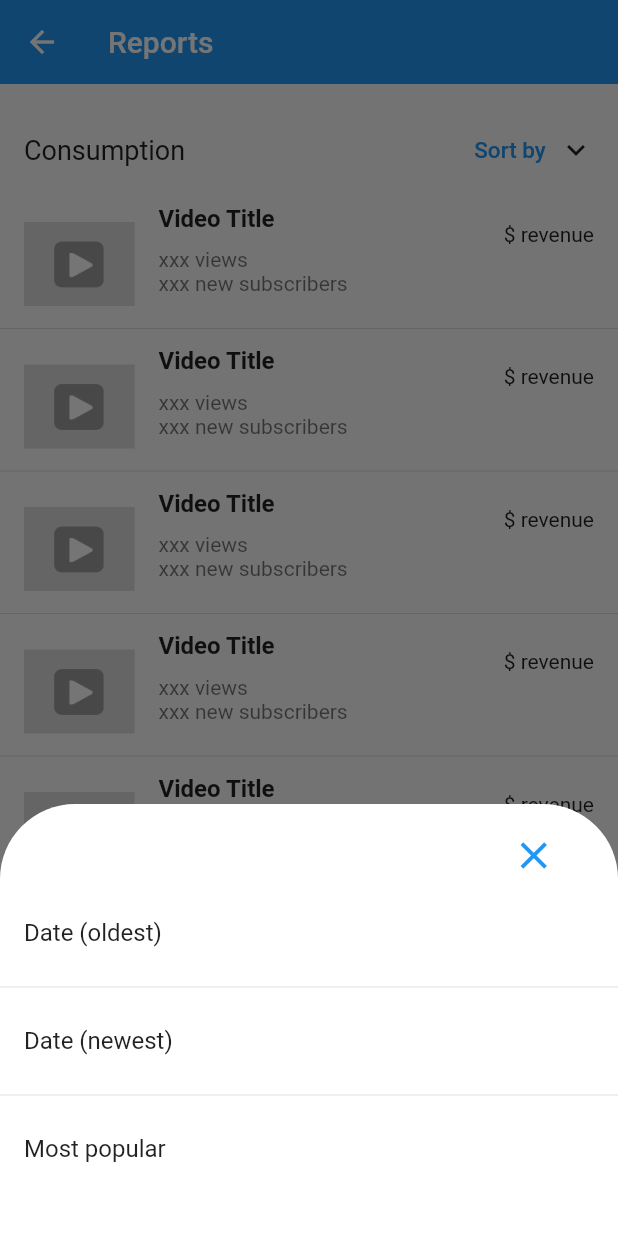
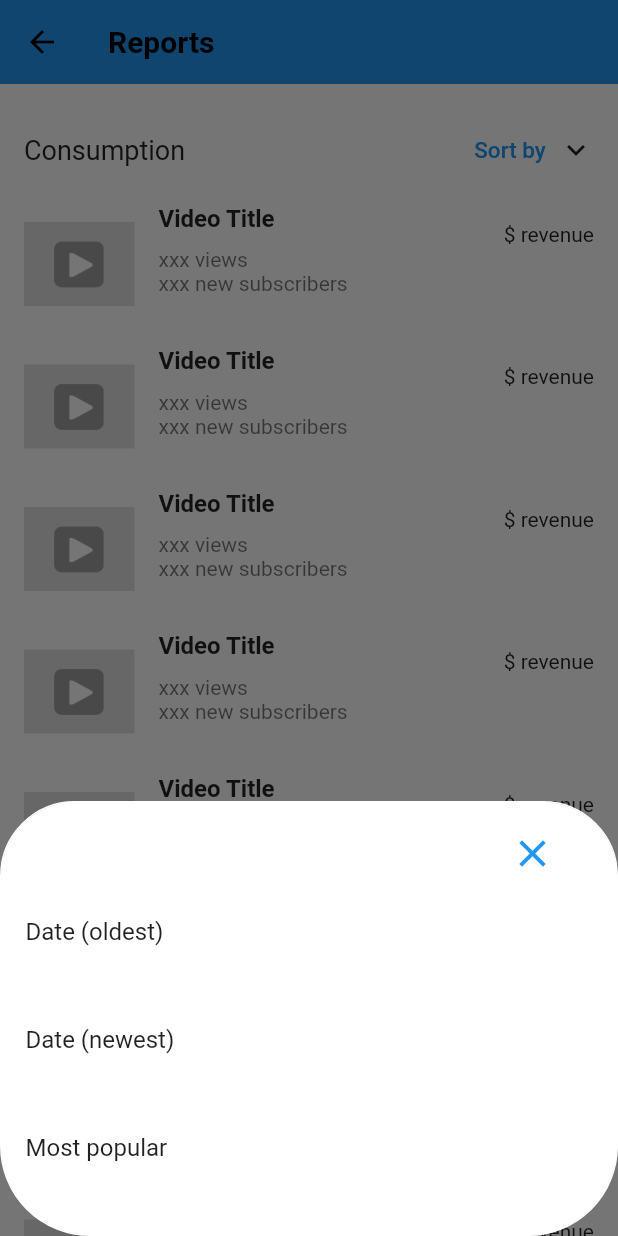
Before and after one commit to jorgepuerta00/flutter_sample, a Flutter app: the ReportPage screen opened directly, after a tap on "Sort by", on a phone screen of 412 x 824 dp. Run offline on Flutter 3.47's test engine with Material 2 defaults, Android fonts, the light colour scheme and no system bars; our stand-ins replace flutter_map, latlong; missing offline and left inert: shared_preferences_web.

Commit message:
added dark theme

```diff
--- a/lib/constants/theme.dart
+++ b/lib/constants/theme.dart
@@ -1,15 +1,41 @@
 import 'package:flutter/material.dart';
 
-var darkTheme = ThemeData.dark();
-var lightTheme = ThemeData.light();
+var lightTheme = ThemeData.light().copyWith(
+    appBarTheme: AppBarTheme(
+        textTheme: TextTheme(
+            headline6: TextStyle(
+                color: Colors.black,
+                fontSize: 20,
+                fontWeight: FontWeight.bold)),
+        iconTheme: IconThemeData(color: Colors.black),
+        actionsIconTheme: IconThemeData(color: Colors.black)),
+    bottomNavigationBarTheme: BottomNavigationBarThemeData(
+      backgroundColor: Colors.white,
+    ),
+    bottomAppBarColor: Colors.white,
+    primaryColor: Colors.white,
+    brightness: Brightness.light,
+    backgroundColor: Colors.white,
+    accentColor: Colors.black,
+    accentIconTheme: IconThemeData(color: Colors.white),
+    dividerColor: Colors.white54,
+    tabBarTheme: TabBarTheme(
+        labelColor: Colors.black, unselectedLabelColor: Colors.grey),
+    scaffoldBackgroundColor: Colors.white);
+
+ThemeData darkTheme = ThemeData.dark().copyWith();
 
 class ThemeChanger extends ChangeNotifier {
   ThemeData _themeData;
   ThemeChanger(this._themeData);
+  bool _isDarkTheme = false;
 
+  get isDarkTheme => _isDarkTheme;
   get getTheme => _themeData;
+
   void setTheme(ThemeData theme) {
     _themeData = theme;
+    _isDarkTheme = !_isDarkTheme;
     notifyListeners();
   }
 }
--- a/lib/ui/pages/media/media_screen.dart
+++ b/lib/ui/pages/media/media_screen.dart
@@ -20,6 +20,7 @@ class MediaPage extends StatelessWidget {
                       child: TabBar(
                         isScrollable: true,
                         indicatorSize: TabBarIndicatorSize.label,
+                        indicatorColor: Colors.transparent,
                         tabs: [
                           Tab(child: CustomText(text: 'Audio', fontSize: 24)),
                           Tab(child: CustomText(text: 'Video', fontSize: 24))
--- a/lib/ui/pages/user/login/login_widget.dart
+++ b/lib/ui/pages/user/login/login_widget.dart
@@ -15,6 +15,7 @@ class LoginWidget extends StatelessWidget {
       child: new Column(
         children: <Widget>[
           CustomIcon(
+              color: Colors.blueAccent,
               iconData: Icons.play_circle_fill,
               size: 50.0,
               padding: EdgeInsets.all(120.0)),
--- a/lib/ui/pages/user/signup/signup_widget.dart
+++ b/lib/ui/pages/user/signup/signup_widget.dart
@@ -16,6 +16,7 @@ class SignUpWidget extends StatelessWidget {
         children: <Widget>[
           CustomIcon(
               iconData: Icons.play_circle_fill,
+              color: Colors.blueAccent,
               size: 50.0,
               padding: EdgeInsets.all(100.0)),
           LabelWidget(
--- a/lib/ui/pages/wallet/reports_screen.dart
+++ b/lib/ui/pages/wallet/reports_screen.dart
@@ -57,8 +57,11 @@ class ReportPage extends StatelessWidget {
             color: Colors.transparent,
             child: new Container(
               decoration: new BoxDecoration(
-                  color: Colors.white,
+                  border: Border.all(color: Colors.white),
+                  color: Theme.of(context).primaryColor,
                   borderRadius: new BorderRadius.only(
+                      bottomRight: const Radius.circular(60.0),
+                      bottomLeft: const Radius.circular(60.0),
                       topLeft: const Radius.circular(50.0),
                       topRight: const Radius.circular(50.0))),
               child: new Wrap(
@@ -87,15 +90,15 @@ class ReportPage extends StatelessWidget {
                             ))
                       ]),
                   new ListTile(
-                    title: Text("Date (oldest)"),
+                    title: CustomText(text: "Date (oldest)"),
                   ),
                   Divider(),
                   new ListTile(
-                    title: Text("Date (newest)"),
+                    title: CustomText(text: "Date (newest)"),
                   ),
                   Divider(),
                   new ListTile(
-                    title: Text("Most popular"),
+                    title: CustomText(text: "Most popular"),
                   ),
                   Container(
                     height: 30,
--- a/lib/ui/widgets/custom_bottom_navigator.dart
+++ b/lib/ui/widgets/custom_bottom_navigator.dart
@@ -9,6 +9,7 @@ class BottomNavigation extends StatelessWidget {
   @override
   Widget build(BuildContext context) {
     return BottomNavigationBar(
+      selectedItemColor: Colors.blue,
       type: BottomNavigationBarType.fixed,
       items: [
         _buildItem(TabItem.feed),
--- a/lib/ui/widgets/custom_tab_navigator.dart
+++ b/lib/ui/widgets/custom_tab_navigator.dart
@@ -31,7 +31,6 @@ class TabNavigator extends StatelessWidget {
     return {
       TabNavigatorRoutes.root: (context) => BuildPage(
             tabItem: tabItem,
-            color: activeTabColor[tabItem],
             title: tabName[tabItem],
             onPush: (materialIndex) =>
                 _push(context, materialIndex: materialIndex),
--- a/pubspec.yaml
+++ b/pubspec.yaml
@@ -24,7 +24,6 @@ dependencies:
   flutter:
     sdk: flutter
   flutter_map: any
-  google_maps_flutter: ^2.0.1
   cupertino_icons: ^1.0.2
   provider: ^5.0.0
   shared_preferences: ^2.0.5
```
Also changed, not shown: lib/constants/constants.dart (deleted, +0 -24 lines), lib/ui/pages/media/widgets/audio_widget.dart (+6 -3 lines), lib/ui/pages/profile/profile_screen.dart (+8 -0 lines), lib/ui/pages/security/privacy_mode.dart (+5 -14 lines), lib/ui/pages/settings/settings_screen.dart (added, +57 -0 lines), lib/ui/pages/wallet/deposit.dart (deleted, +0 -49 lines), lib/ui/pages/wallet/wallet_screen.dart (+6 -5 lines), lib/ui/widgets/custom_switch.dart (+9 -3 lines), pubspec.lock, 101 other files.
